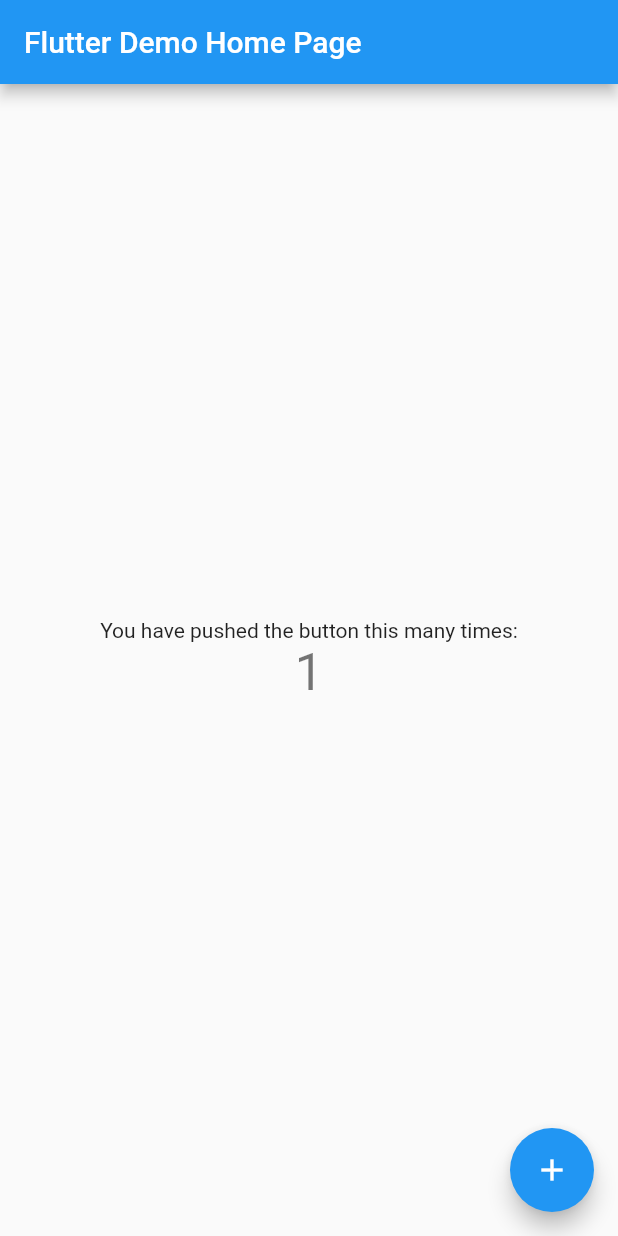
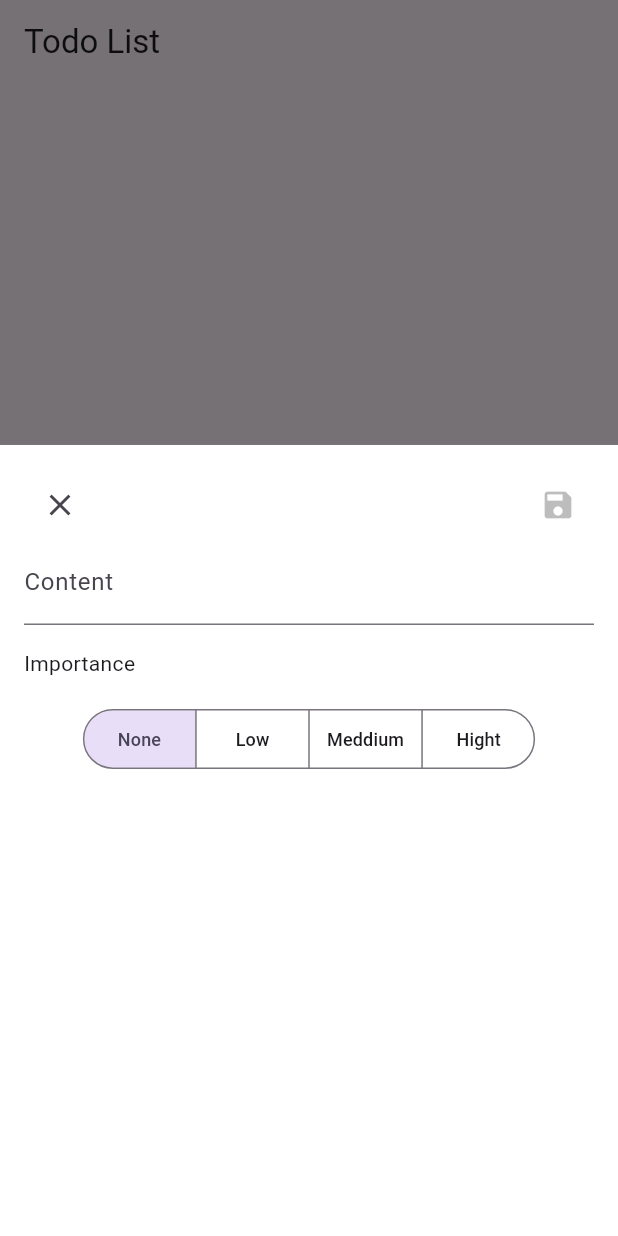
Before and after one commit to cyan92128505/zapp, a Flutter app: the screen it shows after launch, after a tap on the "add" icon, on a phone screen of 412 x 824 dp. Run offline on Flutter 3.47's test engine with Material 2 defaults, Android fonts, the light colour scheme and no system bars; our stand-ins replace flutter_hooks, flutter_slidable, freezed_annotation, go_router.

Commit message:
✨ feat: Add todo

```diff
--- /dev/null
+++ b/lib/components/todo_add_modal.dart
@@ -0,0 +1,124 @@
+import 'package:flutter/material.dart';
+import 'package:flutter_hooks/flutter_hooks.dart';
+import 'package:go_router/go_router.dart';
+import 'package:zapp/models/todo_model.dart';
+
+class TodoAddModal extends HookWidget {
+  const TodoAddModal({super.key});
+
+  static Future<TodoModel?> open({
+    required BuildContext context,
+  }) async {
+    return showModalBottomSheet<TodoModel?>(
+      context: context,
+      isScrollControlled: true,
+      useRootNavigator: true,
+      backgroundColor: Colors.white,
+      builder: (context) => Padding(
+        padding: MediaQuery.of(context).viewInsets,
+        child: const FractionallySizedBox(
+          heightFactor: 0.64,
+          child: TodoAddModal(),
+        ),
+      ),
+    );
+  }
+
+  @override
+  Widget build(BuildContext context) {
+    final textController = useTextEditingController();
+    final canSave = useState(false);
+    final importentType = useState(ImportantType.none);
+
+    return Material(
+      color: Colors.transparent,
+      child: Container(
+        color: Colors.white,
+        padding: const EdgeInsets.all(16),
+        child: Column(
+          mainAxisSize: MainAxisSize.min,
+          children: [
+            Row(
+              children: [
+                IconButton(
+                  icon: const Icon(Icons.close),
+                  onPressed: context.pop,
+                ),
+                const Spacer(),
+                IconButton(
+                  onPressed: () {
+                    if (!canSave.value) {
+                      context.pop();
+                      return;
+                    }
+
+                    context.pop(TodoModel(
+                      content: textController.text,
+                      type: importentType.value,
+                    ));
+                  },
+                  icon: Icon(
+                    Icons.save,
+                    color: canSave.value ? Colors.black87 : Colors.black26,
+                  ),
+                ),
+              ],
+            ),
+            TextField(
+              decoration: const InputDecoration(label: Text('Content')),
+              controller: textController,
+              onChanged: (value) {
+                canSave.value = value.isNotEmpty;
+              },
+            ),
+            const Padding(
+              padding: EdgeInsets.symmetric(vertical: 16),
+              child: Row(
+                children: [
+                  Text('Importance'),
+                ],
+              ),
+            ),
+            SegmentedButton(
+              showSelectedIcon: false,
+              segments: const [
+                ButtonSegment<ImportantType>(
+                  value: ImportantType.none,
+                  label: Text(
+                    'None',
+                    style: TextStyle(fontSize: 12),
+                  ),
+                ),
+                ButtonSegment<ImportantType>(
+                  value: ImportantType.low,
+                  label: Text(
+                    'Low',
+                    style: TextStyle(fontSize: 12),
+                  ),
+                ),
+                ButtonSegment<ImportantType>(
+                  value: ImportantType.meddium,
+                  label: Text(
+                    'Meddium',
+                    style: TextStyle(fontSize: 12),
+                  ),
+                ),
+                ButtonSegment<ImportantType>(
+                  value: ImportantType.hight,
+                  label: Text(
+                    'Hight',
+                    style: TextStyle(fontSize: 12),
+                  ),
+                )
+              ],
+              selected: {importentType.value},
+              onSelectionChanged: (value) {
+                importentType.value = value.first;
+              },
+            ),
+          ],
+        ),
+      ),
+    );
+  }
+}
--- a/lib/main.dart
+++ b/lib/main.dart
@@ -1,67 +1,34 @@
 import 'package:flutter/material.dart';
+import 'package:flutter_hooks/flutter_hooks.dart';
+import 'package:go_router/go_router.dart';
+import 'package:zapp/views/todo_list.dart';
 
 void main() {
   runApp(const MyApp());
 }
 
-class MyApp extends StatelessWidget {
+final _parentKey = GlobalKey<NavigatorState>();
+final routerConfig =
+    GoRouter(navigatorKey: _parentKey, initialLocation: '/', routes: [
+  GoRoute(
+    parentNavigatorKey: _parentKey,
+    path: '/',
+    name: '/',
+    pageBuilder: (context, state) => const MaterialPage(child: TodoList()),
+  ),
+]);
+
+class MyApp extends HookWidget {
   const MyApp({super.key});
 
   @override
   Widget build(BuildContext context) {
-    return MaterialApp(
+    return MaterialApp.router(
       title: 'Flutter Demo',
       theme: ThemeData(
-        primarySwatch: Colors.blue,
+        useMaterial3: true,
       ),
-      home: const MyHomePage(title: 'Flutter Demo Home Page'),
+      routerConfig: routerConfig,
     );
   }
 }
-
-class MyHomePage extends StatefulWidget {
-  const MyHomePage({super.key, required this.title});
-
-  final String title;
-
-  @override
-  State<MyHomePage> createState() => _MyHomePageState();
-}
-
-class _MyHomePageState extends State<MyHomePage> {
-  int _counter = 0;
-
-  void _incrementCounter() {
-    setState(() {
-      _counter++;
-    });
-  }
-
-  @override
-  Widget build(BuildContext context) {
-    return Scaffold(
-      appBar: AppBar(
-        title: Text(widget.title),
-      ),
-      body: Center(
-        child: Column(
-          mainAxisAlignment: MainAxisAlignment.center,
-          children: <Widget>[
-            const Text(
-              'You have pushed the button this many times:',
-            ),
-            Text(
-              '$_counter',
-              style: Theme.of(context).textTheme.headlineMedium,
-            ),
-          ],
-        ),
-      ),
-      floatingActionButton: FloatingActionButton(
-        onPressed: _incrementCounter,
-        tooltip: 'Increment',
-        child: const Icon(Icons.add),
-      ),
-    );
-  }
-}
--- /dev/null
+++ b/lib/models/todo_model.dart
@@ -0,0 +1,24 @@
+import 'package:freezed_annotation/freezed_annotation.dart';
+
+part 'todo_model.freezed.dart';
+part 'todo_model.g.dart';
+
+enum ImportantType {
+  none,
+  low,
+  meddium,
+  hight;
+}
+
+@freezed
+class TodoModel with _$TodoModel {
+  const factory TodoModel({
+    @Default('') String content,
+    @Default(ImportantType.none) ImportantType type,
+    @Default(false) bool isSelect,
+    @Default(false) bool isDeleted,
+  }) = _TodoModel;
+
+  factory TodoModel.fromJson(Map<String, dynamic> json) =>
+      _$TodoModelFromJson(json);
+}
--- /dev/null
+++ b/lib/views/todo_list.dart
@@ -0,0 +1,61 @@
+import 'package:flutter/material.dart';
+import 'package:flutter_hooks/flutter_hooks.dart';
+import 'package:zapp/components/todo_add_modal.dart';
+import 'package:zapp/components/todo_term.dart';
+import 'package:zapp/models/todo_model.dart';
+
+class TodoList extends HookWidget {
+  const TodoList({super.key});
+
+  @override
+  Widget build(BuildContext context) {
+    final todoList = useState(<TodoModel>[]);
+
+    return Scaffold(
+      appBar: AppBar(title: const Text('Todo List')),
+      body: ListView(
+        children: todoList.value
+            .asMap()
+            .map(
+              (index, todoModel) => MapEntry(
+                index,
+                TodoTerm(
+                  todoModel: todoModel,
+                  onSelect: (value) {
+                    final list = todoList.value;
+                    todoList.value = [];
+                    final result =
+                        list.removeAt(index).copyWith(isSelect: value == false);
+                    list.insert(index, result);
+                    todoList.value = list;
+                  },
+                  onDelete: () {
+                    final list = todoList.value;
+                    todoList.value = [];
+                    final result =
+                        list.removeAt(index).copyWith(isDeleted: true);
+                    list.insert(index, result);
+                    todoList.value = list;
+                  },
+                ),
+              ),
+            )
+            .values
+            .toList(),
+      ),
+      floatingActionButton: FloatingActionButton(
+        onPressed: () async {
+          final list = todoList.value;
+          final todo = await TodoAddModal.open(context: context);
+          if (todo != null) {
+            list.add(todo);
+            todoList.value = [];
+            todoList.value = list;
+          }
+        },
+        tooltip: 'Add Todo',
+        child: const Icon(Icons.add),
+      ),
+    );
+  }
+}
```
Also changed, not shown: lib/components/todo_term.dart (added, +78 -0 lines), lib/models/todo_model.freezed.dart (added), lib/models/todo_model.g.dart (added).
